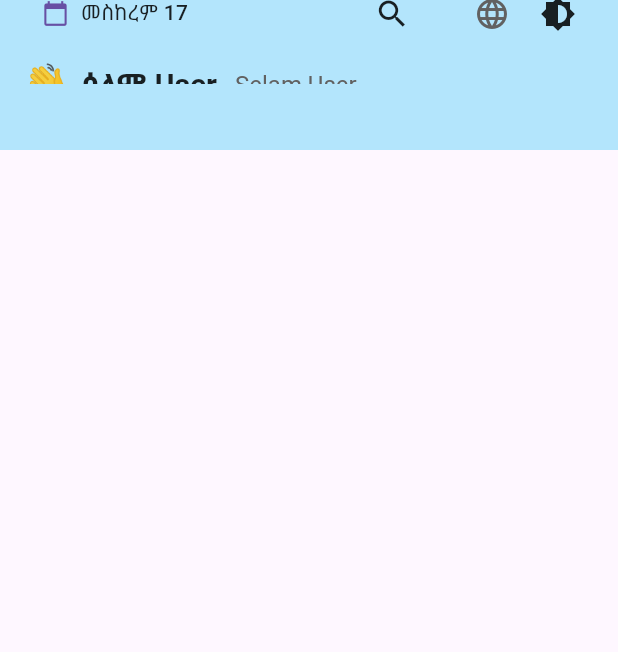
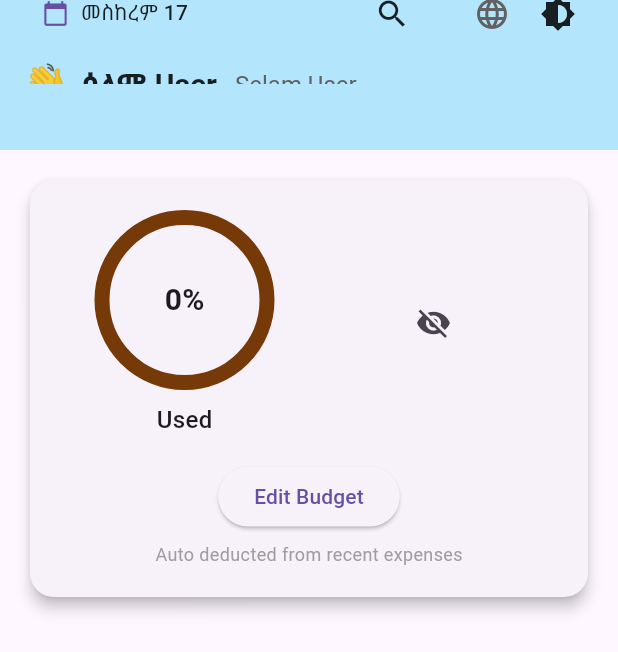
Before and after one commit to Yoni-Berihun/Yegna-Budget, a Flutter app: the HomeContent screen opened directly, on a phone screen of 412 x 824 dp. Shown: the top 652 px of the screen. Run offline on Flutter 3.47's test engine with Material 3 defaults, Android fonts, the phone set to English and light mode, and no system bars; drawn by our look-alikes of percent_indicator; our stand-ins replace flutter_riverpod, shared_preferences; accounts and stored records are empty.

Commit message:
added finished left column of the budget card

```diff
--- a/lib/presentation/screens/home/home_content.dart
+++ b/lib/presentation/screens/home/home_content.dart
@@ -1,7 +1,8 @@
 import 'package:flutter/material.dart';
 import 'package:flutter_riverpod/flutter_riverpod.dart';
 import '../../../logic/providers/user_provider.dart';
-
+import '../../../logic/providers/budget_provider.dart';
+import 'package:percent_indicator/percent_indicator.dart';
 class HomeContent extends ConsumerWidget {
   const HomeContent({super.key});
 
@@ -9,6 +10,10 @@ class HomeContent extends ConsumerWidget {
   Widget build(BuildContext context, WidgetRef ref) {
     final name = ref.watch(userNameProvider);
     final displayName = name.isEmpty ? 'User' : name;
+    final budget = ref.watch(budgetProvider);
+    final progress = budget.spentAmount / budget.totalBudget;
+final percentage = (progress * 100).toStringAsFixed(0); // e.g. "40"
+final remaining = budget.totalBudget - budget.spentAmount;
 
     return SafeArea(
       child: Scaffold(
@@ -108,58 +113,81 @@ class HomeContent extends ConsumerWidget {
           padding: const EdgeInsets.all(16),
           child: Column(
             crossAxisAlignment: CrossAxisAlignment.start,
-            // children: [
-            //   // Quick Actions
-            //   Text(
-            //     'Quick Actions',
-            //     style: Theme.of(context).textTheme.titleMedium,
-            //   ),
-            //   const SizedBox(height: 12),
-            //   Row(
-            //     mainAxisAlignment: MainAxisAlignment.spaceAround,
-            //     children: const [
-            //       _QuickAction(icon: Icons.add_circle, label: 'Add Expense'),
-            //       _QuickAction(icon: Icons.tips_and_updates, label: 'Tips'),
-            //       _QuickAction(icon: Icons.bar_chart, label: 'Analysis'),
-            //     ],
-            //   ),
-            //   const SizedBox(height: 28),
-            //   // Budget Summary Card
-            //   Card(
-            //     elevation: 4,
-            //     shape: RoundedRectangleBorder(
-            //       borderRadius: BorderRadius.circular(16),
-            //     ),
-            //     child: Padding(
-            //       padding: const EdgeInsets.all(20),
-            //       child: Column(
-            //         crossAxisAlignment: CrossAxisAlignment.start,
-            //         children: [
-            //           const Text(
-            //             'This Month’s Budget',
-            //             style: TextStyle(fontSize: 20, fontWeight: FontWeight.bold),
-            //           ),
-            //           const SizedBox(height: 16),
-            //           LinearProgressIndicator(
-            //             value: 2300 / 7000, // spent / total
-            //             backgroundColor: Colors.grey[300],
-            //             color: Colors.blueAccent,
-            //             minHeight: 10,
-            //             borderRadius: BorderRadius.circular(8),
-            //           ),
-            //           const SizedBox(height: 12),
-            //           Row(
-            //             mainAxisAlignment: MainAxisAlignment.spaceBetween,
-            //             children: const [
-            //               Text('Spent: 2,300 ETB'),
-            //               Text('Remaining: 4,700 ETB'),
-            //             ],
-            //           ),
-            //         ],
-            //       ),
-            //     ),
-            //   ),
-            // ],
+            children:[
+              Card(
+  elevation: 4,
+  shape: RoundedRectangleBorder(borderRadius: BorderRadius.circular(16)),
+  child: Padding(
+    padding: const EdgeInsets.all(20),
+    child: Column(
+      children: [
+        Row(
+          children: [
+            Expanded(
+              child: Column(
+                mainAxisAlignment: MainAxisAlignment.center,
+
+                // Left column: circular progress bar
+                children: [
+                  CircularPercentIndicator(
+             radius: 60,
+                 lineWidth: 10,
+                  percent: progress.clamp(0.0, 1.0),
+                   center: Text(
+                                  '$percentage%',
+                                  style: const TextStyle(fontSize: 20, fontWeight: FontWeight.bold),
+                                ),
+                   progressColor: Colors.blueAccent,
+                    backgroundColor: const Color(0xFF763A09),
+                    animation: true,
+                    ),
+                  const SizedBox(height: 8),
+                      Text(
+                        'Used',
+                        style: TextStyle(fontSize: 16, fontWeight: FontWeight.w500),
+                      ),
+                ],
+              ),
+            ),
+            Expanded(
+              child: Column(
+
+                // Right column: remaining balance + eye icon
+                children:[
+                           IconButton(
+                            icon: Icon(
+                              budget.showRemaining ? Icons.visibility : Icons.visibility_off,
+                            ),
+                            onPressed: () {
+                              ref.read(budgetProvider.notifier).toggleVisibility();
+                            },
+                     ),
+                ],
+              ),
+            ),
+          ],
+        ),
+        const SizedBox(height: 16),
+        Column(
+          children: [
+            ElevatedButton(
+              onPressed: () {
+                // TODO: open edit budget modal
+              },
+              child: const Text('Edit Budget'),
+            ),
+            const SizedBox(height: 6),
+            const Text(
+              'Auto deducted from recent expenses',
+              style: TextStyle(fontSize: 12, color: Colors.grey),
+            ),
+          ],
+        ),
+      ],
+    ),
+  ),
+),
+            ],
           ),
         ),
       ),
--- a/pubspec.yaml
+++ b/pubspec.yaml
@@ -37,6 +37,7 @@ dependencies:
   shared_preferences: ^2.2.2
   flutter_riverpod: ^3.0.0
   go_router: ^16.2.4
+  percent_indicator: ^4.2.2
 
 dev_dependencies:
   flutter_test:
```
Also changed, not shown: lib/logic/providers/budget_provider.dart (+48 -0 lines), pubspec.lock.
